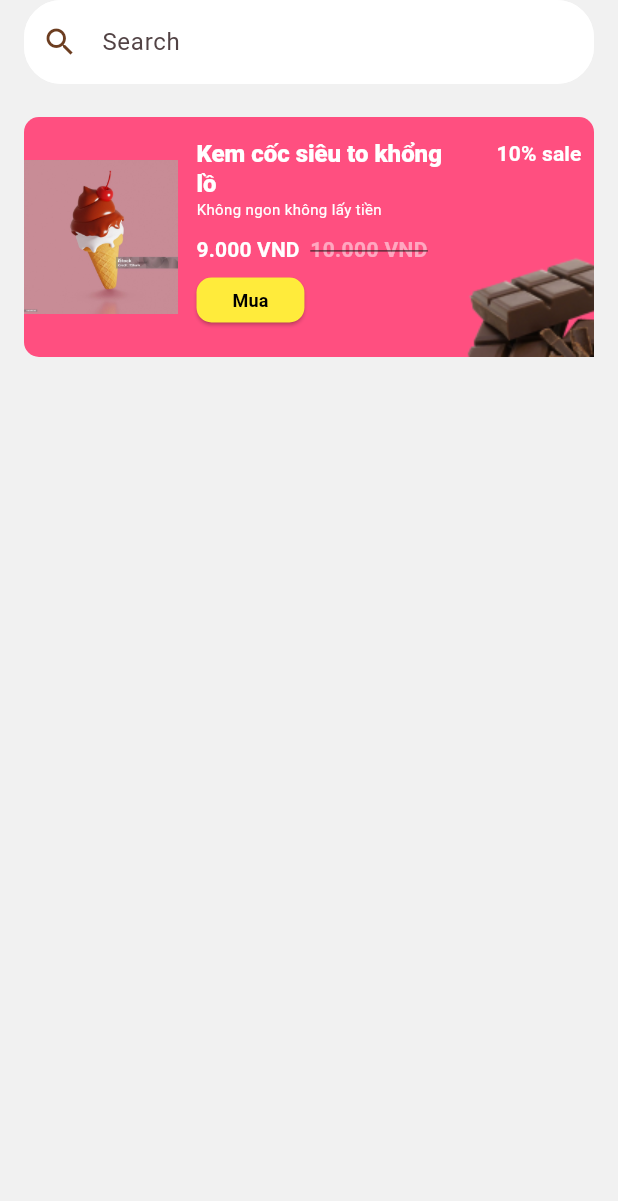
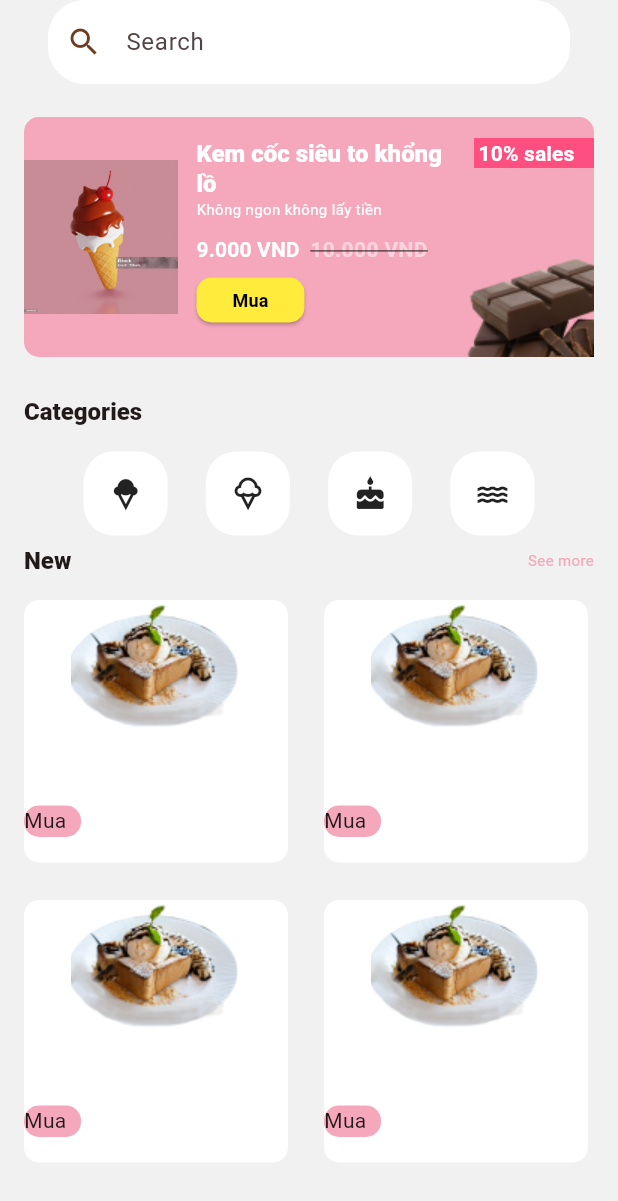
Before and after one commit to khuong1742005/Icecream-Shop, a Flutter app: the HomePage screen opened directly, on a phone screen of 412 x 824 dp. Shown: the top 1201 px of the screen. Run offline on Flutter 3.47's test engine with Material 3 defaults, Android fonts, the light colour scheme and no system bars.

Commit message:
add grid view and fix param of buildFoodPageView

```diff
--- a/lib/home_page/home_page.dart
+++ b/lib/home_page/home_page.dart
@@ -1,4 +1,6 @@
 import 'package:flutter/material.dart';
+import 'package:ice_cream_shop/model/build_categories.dart';
+import 'package:ice_cream_shop/model/build_food_grid.dart';
 import 'package:ice_cream_shop/model/build_food_pageview.dart';
 import 'package:ice_cream_shop/model/search_box.dart';
 
@@ -14,7 +16,9 @@ class _HomePageState extends State<HomePage> {
   Widget build(BuildContext context) {
     return Scaffold(
       backgroundColor: Theme.of(context).colorScheme.primaryContainer,
-      body: ListView(
+      body: Padding(
+        padding: const EdgeInsets.symmetric(horizontal: 16),
+        child: ListView(
           children: [
             const SearchBox(),
             const SizedBox(height: 22),
@@ -22,15 +26,80 @@ class _HomePageState extends State<HomePage> {
               height: 160,
               child: PageView(
                 children: <Widget>[
-                BuildFoodPageview(context,
-                    backgroudColor: Theme.of(context).colorScheme.primary),
-                BuildFoodPageview(context,
-                    backgroudColor: Theme.of(context).colorScheme.primary),
+                  BuildFoodPageview(
+                    backgroundColor: Theme.of(context).colorScheme.secondary,
+                    foodName: "Kem cốc siêu to khổng lồ",
+                    foodDescription: "Không ngon không lấy tiền",
+                    newPrice: "9.000 VND",
+                    oldPrice: "10.000 VND",
+                    sales: "10% sales",
+                    foodImage: "assets/ice_cream_heading.jpg",
+                    foodImageExtra: "assets/socola_heading.png",
+                  ),
+                  BuildFoodPageview(
+                    backgroundColor: Theme.of(context).colorScheme.secondary,
+                    foodName: "Kem cốc siêu to khổng lồ 2",
+                    foodDescription: "Không ngon vẫn lấy tiền",
+                    newPrice: "8.000 VND",
+                    oldPrice: "12.000 VND",
+                    sales: "14% sales",
+                    foodImage: "assets/ice_cream_heading.jpg",
+                    foodImageExtra: "assets/socola_heading.png",
+                  ),
                 ],
+              ),
+            ),
+            const SizedBox(height: 26),
+            Text("Categories", style: Theme.of(context).textTheme.titleLarge),
+            const SizedBox(height: 17),
+            Padding(
+              padding: const EdgeInsets.symmetric(horizontal: 27),
+              child: Row(
+                mainAxisAlignment: MainAxisAlignment.spaceAround,
+                children: [
+                  buildCategories(icon: const Icon(Icons.icecream)),
+                  buildCategories(icon: const Icon(Icons.icecream_outlined)),
+                  buildCategories(icon: const Icon(Icons.cake)),
+                  buildCategories(icon: const Icon(Icons.water)),
+                ],
+              ),
+            ),
+            const SizedBox(height: 6),
+            Row(
+              mainAxisAlignment: MainAxisAlignment.spaceBetween,
+              children: [
+                Text("New", style: Theme.of(context).textTheme.titleLarge),
+                Text(
+                  "See more",
+                  style: TextStyle(
+                    color: Theme.of(context).colorScheme.secondary,
+                    fontSize: 10,
                   ),
                 )
               ],
             ),
+            const SizedBox(height: 17),
+            SizedBox(
+              height: 400,
+              child: GridView.builder(
+                scrollDirection: Axis.horizontal,
+                itemCount: 10,
+                shrinkWrap: true,
+                gridDelegate: const SliverGridDelegateWithFixedCrossAxisCount(
+                  crossAxisCount: 2,
+                  childAspectRatio: 1.0,
+                ),
+                itemBuilder: (context, index) {
+                  return buildFoodGrid(
+                    context,
+                    foodImg: "assets/food_grid.png",
+                  );
+                },
+              ),
+            )
+          ],
+        ),
+      ),
     );
   }
 }
--- /dev/null
+++ b/lib/model/build_categories.dart
@@ -0,0 +1,13 @@
+import 'package:flutter/material.dart';
+
+Widget buildCategories({Icon? icon}) {
+  return Container(
+    width: 56,
+    height: 56,
+    decoration: BoxDecoration(
+      color: Colors.white,
+      borderRadius: BorderRadius.circular(20),
+    ),
+    child: icon,
+  );
+}
--- /dev/null
+++ b/lib/model/build_food_grid.dart
@@ -0,0 +1,52 @@
+import 'package:flutter/material.dart';
+
+Widget buildFoodGrid(
+  BuildContext context, {
+  String foodImg = "",
+  String foodName = "",
+  String foodDescription = "",
+  String foodPrice = "",
+}) {
+  return Padding(
+    padding: const EdgeInsets.only(right: 24, bottom: 25),
+    child: Container(
+      height: 162,
+      width: 151,
+      decoration: BoxDecoration(
+        color: Colors.white,
+        borderRadius: BorderRadius.circular(10),
+      ),
+      child: Column(
+        children: [
+          Image.asset(
+            foodImg,
+            width: 114,
+            height: 95,
+          ),
+          Text(
+            foodName,
+            style: Theme.of(context)
+                .textTheme
+                .labelLarge
+                ?.copyWith(color: Colors.brown),
+          ),
+          Text(foodDescription),
+          Row(
+            children: [
+              Text(foodPrice),
+              Container(
+                height: 21,
+                width: 38,
+                decoration: BoxDecoration(
+                  color: Theme.of(context).colorScheme.secondary,
+                  borderRadius: BorderRadius.circular(10),
+                ),
+                child: Text("Mua"),
+              )
+            ],
+          )
+        ],
+      ),
+    ),
+  );
+}
--- a/lib/model/build_food_pageview.dart
+++ b/lib/model/build_food_pageview.dart
@@ -1,16 +1,34 @@
 import 'package:flutter/material.dart';
 import 'package:ice_cream_shop/model/welcome_page_button.dart';
 
-Widget BuildFoodPageview(
-  BuildContext context, {
-  Color backgroudColor = Colors.white,
-}) {
-  return Padding(
-    padding: const EdgeInsets.symmetric(horizontal: 16),
-    child: Container(
+class BuildFoodPageview extends StatelessWidget {
+  final Color backgroundColor;
+  final String foodName;
+  final String foodDescription;
+  final String newPrice;
+  final String oldPrice;
+  final String sales;
+  final String foodImage;
+  final String foodImageExtra;
+
+  const BuildFoodPageview({
+    super.key,
+    required this.backgroundColor,
+    required this.foodName,
+    required this.foodDescription,
+    required this.newPrice,
+    required this.oldPrice,
+    required this.sales,
+    required this.foodImage,
+    required this.foodImageExtra,
+  });
+
+  @override
+  Widget build(BuildContext context) {
+    return Container(
       decoration: BoxDecoration(
         borderRadius: BorderRadius.circular(10),
-        color: backgroudColor,
+        color: backgroundColor,
       ),
       child: Stack(
         children: [
@@ -21,21 +39,21 @@ Widget BuildFoodPageview(
               crossAxisAlignment: CrossAxisAlignment.start,
               children: [
                 Text(
-                  "Kem cốc siêu to khổng lồ",
+                  foodName,
                   style: Theme.of(context)
                       .textTheme
                       .titleLarge
                       ?.copyWith(color: Colors.white),
                 ),
-                const Text(
-                  "Không ngon không lấy tiền",
-                  style: TextStyle(fontSize: 10, color: Colors.white),
+                Text(
+                  foodDescription,
+                  style: const TextStyle(fontSize: 10, color: Colors.white),
                 ),
                 const SizedBox(height: 10),
                 Row(
                   children: [
                     Text(
-                      "9.000 VND",
+                      newPrice,
                       style: Theme.of(context)
                           .textTheme
                           .labelLarge
@@ -43,7 +61,7 @@ Widget BuildFoodPageview(
                     ),
                     const SizedBox(width: 7),
                     Text(
-                      "10.000 VND",
+                      oldPrice,
                       style: TextStyle(
                         fontSize: 14,
                         fontWeight: FontWeight.w600,
@@ -68,14 +86,14 @@ Widget BuildFoodPageview(
           Align(
             alignment: Alignment.centerLeft,
             child: Image.asset(
-              'assets/ice_cream_heading.jpg',
+              foodImage,
               scale: 10,
             ),
           ),
           Align(
             alignment: Alignment.bottomRight,
             child: Image.asset(
-              'assets/socola_heading.png',
+              foodImageExtra,
               scale: 1,
             ),
           ),
@@ -85,14 +103,14 @@ Widget BuildFoodPageview(
               alignment: Alignment.topRight,
               child: Container(
                 height: 20,
-                width: 68,
+                width: 80,
                 decoration: BoxDecoration(
                   color: Theme.of(context).colorScheme.primary,
                 ),
                 child: Padding(
                   padding: const EdgeInsets.symmetric(horizontal: 3),
                   child: Text(
-                    "10% sale",
+                    sales,
                     style: Theme.of(context)
                         .textTheme
                         .labelLarge
@@ -104,6 +122,6 @@ Widget BuildFoodPageview(
           )
         ],
       ),
-    ),
-  );
+    );
+  }
 }
```
Also changed, not shown: assets/food_grid.png (added). Lines whose indentation alone changed are shown as unchanged.
